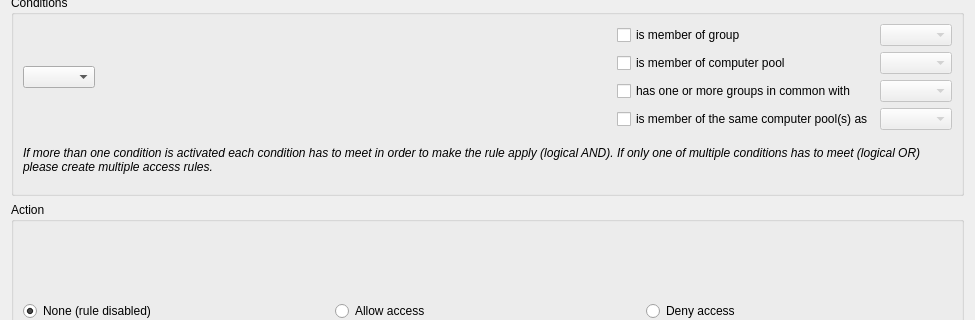
The window that imc/Forms/AccessControlRuleEditDialog.ui (veyon/veyon) describes before a commit, drawn with Qt 5; both pictures show x 0 to 975 and y 224 to 544 of the 975 by 667 pixel window.
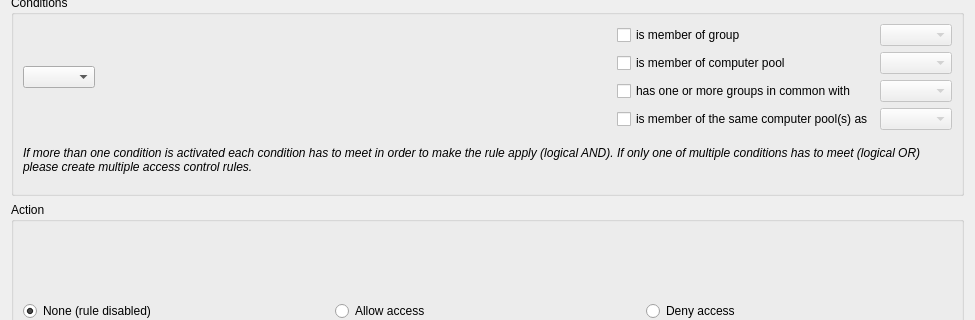
The same window after the commit.

Commit message: IMC: AccessControlRuleEditDialog: improve help text

What changed in the file:
```diff
--- a/imc/Forms/AccessControlRuleEditDialog.ui
+++ b/imc/Forms/AccessControlRuleEditDialog.ui
@@ -141,7 +141,7 @@
          </font>
         </property>
         <property name="text">
-         <string>If more than one condition is activated each condition has to meet in order to make the rule apply (logical AND). If only one of multiple conditions has to meet (logical OR) please create multiple access rules.</string>
+         <string>If more than one condition is activated each condition has to meet in order to make the rule apply (logical AND). If only one of multiple conditions has to meet (logical OR) please create multiple access control rules.</string>
         </property>
         <property name="wordWrap">
          <bool>true</bool>
```
